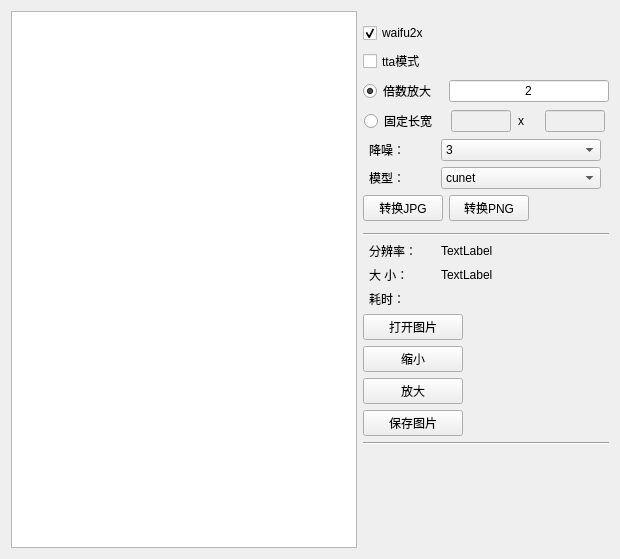
Before: the Qt Designer form ui/img.ui in tonquer/waifu2x-ncnn-vulkan-GUI, drawn with Qt 5.
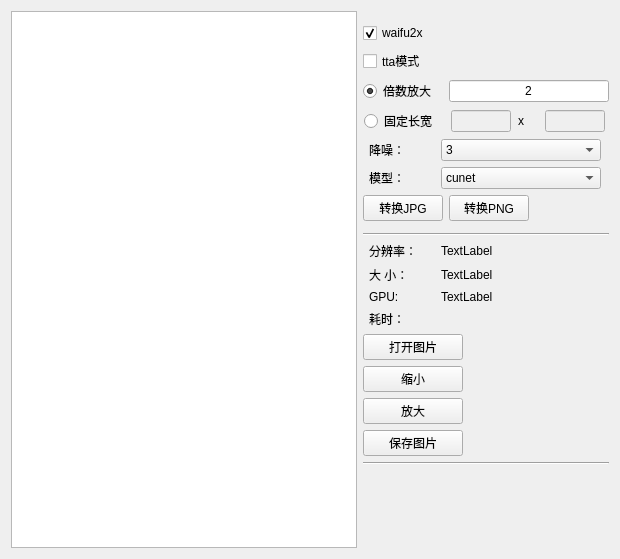
After: the same form once the commit is applied.

Patch:
```diff
--- a/ui/img.ui
+++ b/ui/img.ui
@@ -392,6 +392,36 @@
          </item>
         </layout>
        </item>
+       <item>
+        <layout class="QHBoxLayout" name="horizontalLayout">
+         <item>
+          <widget class="QLabel" name="label">
+           <property name="maximumSize">
+            <size>
+             <width>60</width>
+             <height>16777215</height>
+            </size>
+           </property>
+           <property name="text">
+            <string>GPU:</string>
+           </property>
+          </widget>
+         </item>
+         <item>
+          <widget class="QLabel" name="gpuName">
+           <property name="maximumSize">
+            <size>
+             <width>160</width>
+             <height>16777215</height>
+            </size>
+           </property>
+           <property name="text">
+            <string>TextLabel</string>
+           </property>
+          </widget>
+         </item>
+        </layout>
+       </item>
        <item>
         <layout class="QHBoxLayout" name="horizontalLayout_10">
          <item>
```
